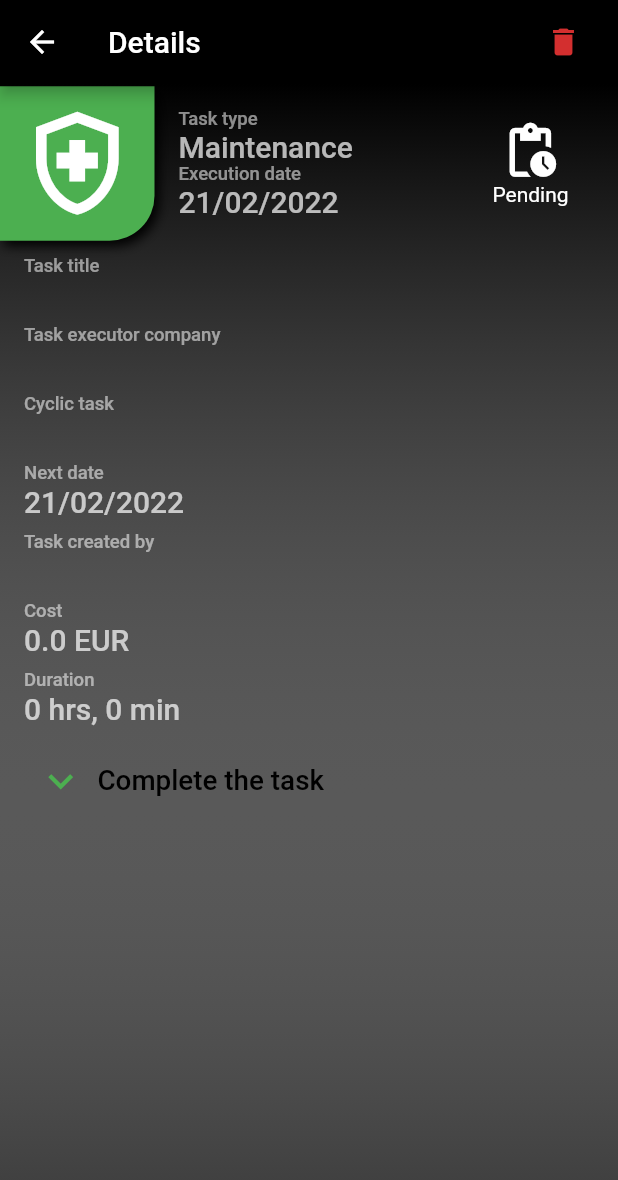
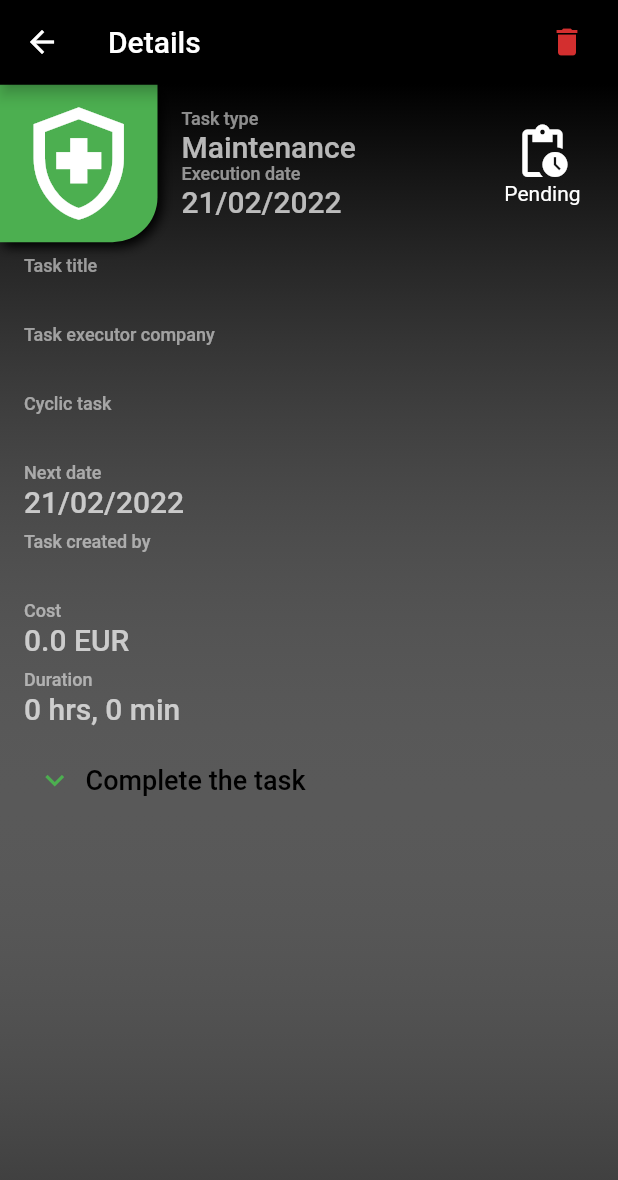
Before and after one commit to s17476/under_control_flutter, a Flutter app: the TaskDetailsScreen screen opened directly with empty values, on a phone screen of 412 x 824 dp. Shown: the top 1180 px of the screen. Run offline on Flutter 3.47's test engine with Material 2 defaults, Android fonts, the phone set to English and light mode, and no system bars; our stand-ins replace cloud_firestore, firebase_auth, firebase_core, firebase_storage, fl_chart, image_picker and 1 more; missing offline and left inert: flutter_picker; accounts and stored records are empty.

Commit message:
responsive fix

```diff
--- a/lib/screens/tasks/task_details_screen.dart
+++ b/lib/screens/tasks/task_details_screen.dart
@@ -2,6 +2,7 @@ import 'package:flutter/material.dart';
 import 'package:intl/intl.dart';
 import 'package:provider/provider.dart';
 import 'package:under_control_flutter/helpers/date_calc.dart';
+import 'package:under_control_flutter/helpers/responsive_size.dart';
 import 'package:under_control_flutter/helpers/size_config.dart';
 import 'package:under_control_flutter/models/inspection.dart';
 import 'package:under_control_flutter/models/item.dart';
@@ -24,7 +25,7 @@ class TaskDetailsScreen extends StatefulWidget {
 }
 
 class _TaskDetailsScreenState extends State<TaskDetailsScreen>
-    with SingleTickerProviderStateMixin {
+    with SingleTickerProviderStateMixin, ResponsiveSize {
   final _formKey = GlobalKey<FormState>();
 
   late Task task;
@@ -194,10 +195,10 @@ class _TaskDetailsScreenState extends State<TaskDetailsScreen>
               onPressed: () {
                 Navigator.of(context).pop(false);
               },
-              child: Text(
+              child: const Text(
                 'No',
                 style: TextStyle(
-                  fontSize: SizeConfig.blockSizeVertical * 2.5,
+                  fontSize: 20,
                 ),
               ),
             ),
@@ -209,7 +210,7 @@ class _TaskDetailsScreenState extends State<TaskDetailsScreen>
                 'Yes',
                 style: TextStyle(
                   color: Theme.of(context).errorColor,
-                  fontSize: SizeConfig.blockSizeVertical * 2.5,
+                  fontSize: 20,
                 ),
               ),
             ),
@@ -245,7 +246,7 @@ class _TaskDetailsScreenState extends State<TaskDetailsScreen>
                 'No',
                 style: TextStyle(
                   color: Theme.of(context).errorColor,
-                  fontSize: SizeConfig.blockSizeVertical * 2.5,
+                  fontSize: 20,
                 ),
               ),
             ),
@@ -253,10 +254,10 @@ class _TaskDetailsScreenState extends State<TaskDetailsScreen>
               onPressed: () {
                 Navigator.of(context).pop(true);
               },
-              child: Text(
+              child: const Text(
                 'Yes',
                 style: TextStyle(
-                  fontSize: SizeConfig.blockSizeVertical * 2.5,
+                  fontSize: 20,
                 ),
               ),
             ),
@@ -443,7 +444,7 @@ class _TaskDetailsScreenState extends State<TaskDetailsScreen>
     final textStyle = Theme.of(context).textTheme.headline6!.copyWith();
 
     final labelTextStyle = Theme.of(context).textTheme.headline6!.copyWith(
-          fontSize: SizeConfig.blockSizeHorizontal * 3,
+          fontSize: 12,
           color: Theme.of(context).hintColor,
         );
 
@@ -524,13 +525,13 @@ class _TaskDetailsScreenState extends State<TaskDetailsScreen>
               ),
             ),
           SizedBox(
-            width: SizeConfig.blockSizeHorizontal * 3,
+            width: responsiveSizePx(small: 10, medium: 20),
           ),
         ],
       ),
       body: Container(
-        width: SizeConfig.blockSizeHorizontal * 100,
-        height: SizeConfig.blockSizeVertical * 110,
+        width: responsiveSizePct(small: 100),
+        height: responsiveSizeVerticalPct(small: 110),
         decoration: const BoxDecoration(
           gradient: LinearGradient(
             begin: Alignment.topCenter,
@@ -557,12 +558,12 @@ class _TaskDetailsScreenState extends State<TaskDetailsScreen>
                         child: Container(
                           child: Icon(
                             _eventIcons[task.type.index],
-                            size: SizeConfig.blockSizeHorizontal * 20,
+                            size: responsiveSizePx(small: 90, medium: 170),
                             color:
                                 Theme.of(context).appBarTheme.foregroundColor,
                           ),
-                          width: SizeConfig.blockSizeHorizontal * 25,
-                          height: SizeConfig.blockSizeHorizontal * 25,
+                          width: responsiveSizePx(small: 105, medium: 200),
+                          height: responsiveSizePx(small: 105, medium: 200),
                           decoration: BoxDecoration(
                             color: darkTheme[task.type.index],
                             borderRadius: const BorderRadius.only(
@@ -606,14 +607,14 @@ class _TaskDetailsScreenState extends State<TaskDetailsScreen>
                   //  status
                   Padding(
                     padding: EdgeInsets.only(
-                      right: SizeConfig.blockSizeHorizontal * 8,
+                      right: responsiveSizePx(small: 25, medium: 45),
                     ),
                     child: Column(
                       children: [
                         Icon(
                           _statusIcons[task.status.index],
                           color: Colors.white,
-                          size: SizeConfig.blockSizeHorizontal * 10,
+                          size: responsiveSizePx(small: 40, medium: 80),
                         ),
                         Text(
                           _statusText[task.status.index],
@@ -968,12 +969,12 @@ class _TaskDetailsScreenState extends State<TaskDetailsScreen>
                         icon: _isInEditMode
                             ? Icon(
                                 Icons.cancel,
-                                size: SizeConfig.blockSizeHorizontal * 6,
+                                size: responsiveSizePx(small: 25, medium: 40),
                                 color: Theme.of(context).errorColor,
                               )
                             : Icon(
                                 Icons.keyboard_arrow_down_outlined,
-                                size: SizeConfig.blockSizeHorizontal * 8,
+                                size: responsiveSizePx(small: 25, medium: 40),
                               ),
                         label: Text(
                           _isInEditMode ? 'Cancel' : 'Complete the task',
@@ -981,7 +982,7 @@ class _TaskDetailsScreenState extends State<TaskDetailsScreen>
                             color: _isInEditMode
                                 ? Theme.of(context).appBarTheme.foregroundColor
                                 : Theme.of(context).appBarTheme.backgroundColor,
-                            fontSize: SizeConfig.blockSizeHorizontal * 4.5,
+                            fontSize: responsiveSizePx(small: 18, medium: 24),
                           ),
                         ),
                       ),
@@ -1012,7 +1013,7 @@ class _TaskDetailsScreenState extends State<TaskDetailsScreen>
                           },
                           icon: Icon(
                             Icons.save,
-                            size: SizeConfig.blockSizeHorizontal * 6,
+                            size: responsiveSizePx(small: 25, medium: 40),
                             color: Theme.of(context).primaryColor,
                           ),
                           label: Text(
@@ -1025,7 +1026,7 @@ class _TaskDetailsScreenState extends State<TaskDetailsScreen>
                                   : Theme.of(context)
                                       .appBarTheme
                                       .backgroundColor,
-                              fontSize: SizeConfig.blockSizeHorizontal * 4.5,
+                              fontSize: responsiveSizePx(small: 18, medium: 24),
                             ),
                           ),
                         ),
@@ -1044,7 +1045,7 @@ class _TaskDetailsScreenState extends State<TaskDetailsScreen>
                           },
                           icon: Icon(
                             Icons.done,
-                            size: SizeConfig.blockSizeHorizontal * 6,
+                            size: responsiveSizePx(small: 25, medium: 40),
                             color: Theme.of(context).primaryColor,
                           ),
                           label: Text(
@@ -1057,7 +1058,7 @@ class _TaskDetailsScreenState extends State<TaskDetailsScreen>
                                   : Theme.of(context)
                                       .appBarTheme
                                       .backgroundColor,
-                              fontSize: SizeConfig.blockSizeHorizontal * 4.5,
+                              fontSize: responsiveSizePx(small: 18, medium: 24),
                             ),
                           ),
                         ),
```
Also changed, not shown: lib/widgets/calendar_event_list/calendar_events_list.dart (+15 -12 lines), lib/widgets/inspection/inspection_form.dart (+24 -22 lines).
